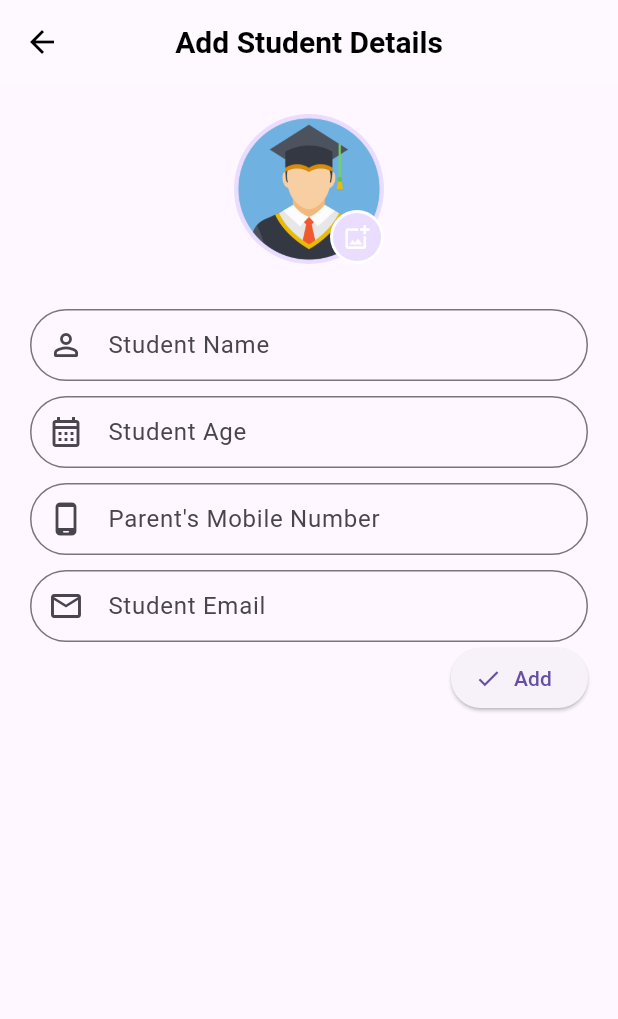
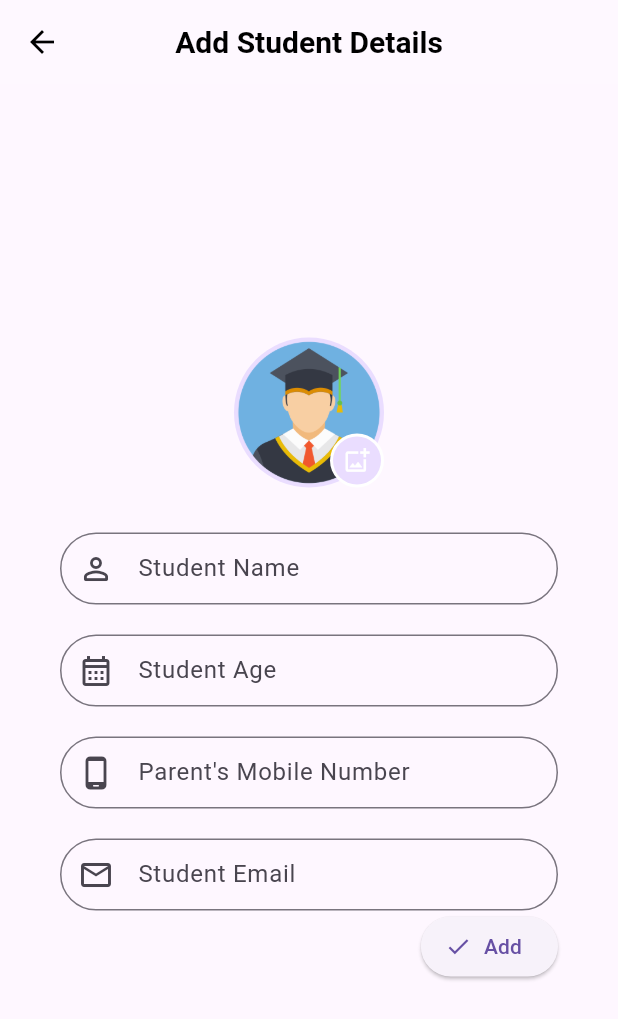
Before and after one commit to Shameerpc5029/student_manager_app, a Flutter app: the screen it shows after launch, after a tap on the "person add" icon, on a phone screen of 412 x 824 dp. Shown: the top 1019 px of the screen. Run offline on Flutter 3.47's test engine with Material 2 defaults, Android fonts, the phone set to English and light mode, and no system bars; our stand-ins replace hive_flutter, image_picker; accounts and stored records are empty.

Commit message:
fix some bugs

```diff
--- a/lib/Controller/provider/student_provider.dart
+++ b/lib/Controller/provider/student_provider.dart
@@ -3,6 +3,7 @@ import 'dart:developer';
 import 'dart:io';
 
 import 'package:flutter/material.dart';
+
 import 'package:image_picker/image_picker.dart';
 import 'package:student_manager/Model/db/functions/db_functions.dart';
 import 'package:student_manager/Model/db/model/student_model.dart';
--- a/lib/View/Add And Edit Screen/add_edit_student.dart
+++ b/lib/View/Add And Edit Screen/add_edit_student.dart
@@ -73,11 +73,10 @@ class AddStudent extends StatelessWidget {
                 style: TextStyle(fontSize: 20, fontWeight: FontWeight.w700),
               ),
       ),
-      body: ListView(
-        children: [
-          Center(
+      body: Center(
+        child: SingleChildScrollView(
           child: Padding(
-              padding: const EdgeInsets.all(20),
+            padding: const EdgeInsets.all(40),
             child: Form(
               autovalidateMode: AutovalidateMode.onUserInteraction,
               key: formKey,
@@ -163,9 +162,7 @@ class AddStudent extends StatelessWidget {
                     prefixIcon: Icons.person_outline_rounded,
                     labelText: 'Student Name',
                   ),
-                    const SizedBox(
-                      height: 10,
-                    ),
+                  height20,
                   CustomTextFormField(
                     controller: _ageController,
                     validator: ((value) {
@@ -181,7 +178,7 @@ class AddStudent extends StatelessWidget {
                     prefixIcon: Icons.calendar_month_outlined,
                     labelText: 'Student Age',
                   ),
-                    height10,
+                  height20,
                   CustomTextFormField(
                     controller: _numberController,
                     validator: ((value) {
@@ -198,7 +195,7 @@ class AddStudent extends StatelessWidget {
                     labelText: "Parent's Mobile Number",
                     prefixText: '+91 ',
                   ),
-                    height10,
+                  height20,
                   CustomTextFormField(
                     controller: _emailController,
                     validator: ((value) {
@@ -251,7 +248,6 @@ class AddStudent extends StatelessWidget {
             ),
           ),
         ),
-        ],
       ),
     );
   }
--- a/lib/View/Home Screen/home_screen.dart
+++ b/lib/View/Home Screen/home_screen.dart
@@ -21,6 +21,7 @@ class HomeScreen extends StatelessWidget {
     WidgetsBinding.instance.addPostFrameCallback(
       (_) {
         studentProvider.getAllData(context);
+
         log("message");
       },
     );
@@ -36,9 +37,7 @@ class HomeScreen extends StatelessWidget {
             height10,
             Consumer<StudentProvider>(
               builder: (context, value, child) {
-                return Padding(
-                  padding: const EdgeInsets.only(left: 10, right: 10),
-                  child: CupertinoSearchTextField(
+                return CupertinoSearchTextField(
                   itemSize: 18,
                   placeholder: 'Search Students',
                   placeholderStyle: textStyle1,
@@ -47,7 +46,6 @@ class HomeScreen extends StatelessWidget {
                   onChanged: (result) {
                     value.search(result);
                   },
-                  ),
                 );
               },
             ),
@@ -70,13 +68,14 @@ class HomeScreen extends StatelessWidget {
         ),
       ),
       body: SafeArea(
-        child: SingleChildScrollView(
-          physics: const ScrollPhysics(),
-          child: Column(
+        child: ListView(
+          children: [
+            Column(
               children: const [
                 StudentList(),
               ],
             ),
+          ],
         ),
       ),
     );
```
Also changed, not shown: lib/View/Home Screen/widgets/list_student.dart (+14 -17 lines), lib/View/Splash Screen/splash.dart (deleted, +0 -64 lines). Lines whose indentation alone changed are shown as unchanged.
